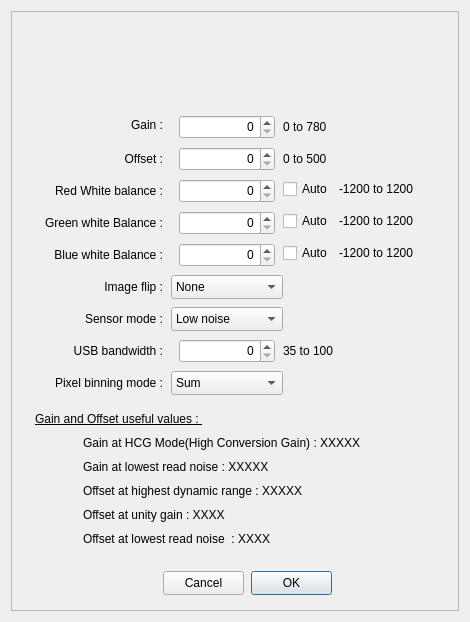
This is PlayerOneCamera.ui in rpineau/PlayerOne as Qt 5 draws it before an edit. The edited form follows.
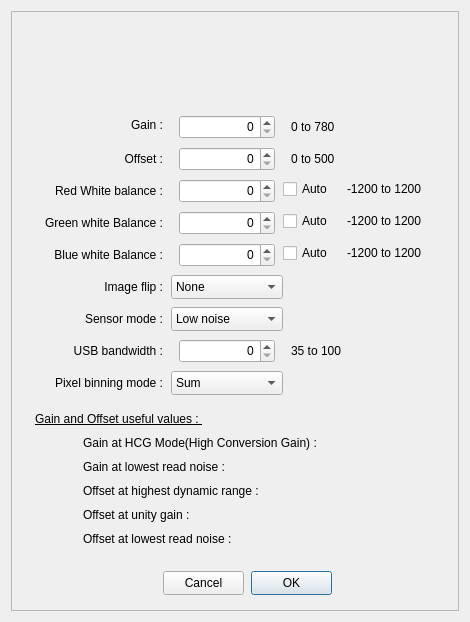
This is the edited form. Icons and pictures are not drawn. Custom widgets are drawn as their Qt base class.

Patch:
```diff
--- a/PlayerOneCamera.ui
+++ b/PlayerOneCamera.ui
@@ -382,7 +382,7 @@
      <widget class="QLabel" name="gainRange">
       <property name="geometry">
        <rect>
-        <x>272</x>
+        <x>280</x>
         <y>104</y>
         <width>112</width>
         <height>24</height>
@@ -395,7 +395,7 @@
      <widget class="QLabel" name="UsbBandwidthRange">
       <property name="geometry">
        <rect>
-        <x>272</x>
+        <x>280</x>
         <y>328</y>
         <width>104</width>
         <height>24</height>
@@ -415,13 +415,13 @@
        </rect>
       </property>
       <property name="text">
-       <string>Offset at highest dynamic range : XXXXX</string>
+       <string>Offset at highest dynamic range : </string>
       </property>
      </widget>
      <widget class="QLabel" name="offsetRange">
       <property name="geometry">
        <rect>
-        <x>272</x>
+        <x>280</x>
         <y>136</y>
         <width>112</width>
         <height>24</height>
@@ -470,7 +470,7 @@
        </rect>
       </property>
       <property name="text">
-       <string>Offset at unity gain : XXXX</string>
+       <string>Offset at unity gain : </string>
       </property>
      </widget>
      <widget class="QLabel" name="gainLowestReadNoise">
@@ -483,7 +483,7 @@
        </rect>
       </property>
       <property name="text">
-       <string>Gain at lowest read noise : XXXXX</string>
+       <string>Gain at lowest read noise : </string>
       </property>
      </widget>
      <widget class="QLabel" name="offsetLowestReadNoise">
@@ -496,7 +496,7 @@
        </rect>
       </property>
       <property name="text">
-       <string>Offset at lowest read noise  : XXXX</string>
+       <string>Offset at lowest read noise : </string>
       </property>
      </widget>
      <widget class="QLabel" name="HCG_value">
@@ -509,13 +509,13 @@
        </rect>
       </property>
       <property name="text">
-       <string>Gain at HCG Mode(High Conversion Gain) : XXXXX</string>
+       <string>Gain at HCG Mode(High Conversion Gain) : </string>
       </property>
      </widget>
      <widget class="QLabel" name="RwbRange">
       <property name="geometry">
        <rect>
-        <x>328</x>
+        <x>336</x>
         <y>168</y>
         <width>112</width>
         <height>20</height>
@@ -528,7 +528,7 @@
      <widget class="QLabel" name="GwbRange">
       <property name="geometry">
        <rect>
-        <x>328</x>
+        <x>336</x>
         <y>200</y>
         <width>112</width>
         <height>20</height>
@@ -541,7 +541,7 @@
      <widget class="QLabel" name="BwbRange">
       <property name="geometry">
        <rect>
-        <x>328</x>
+        <x>336</x>
         <y>232</y>
         <width>112</width>
         <height>20</height>
```
